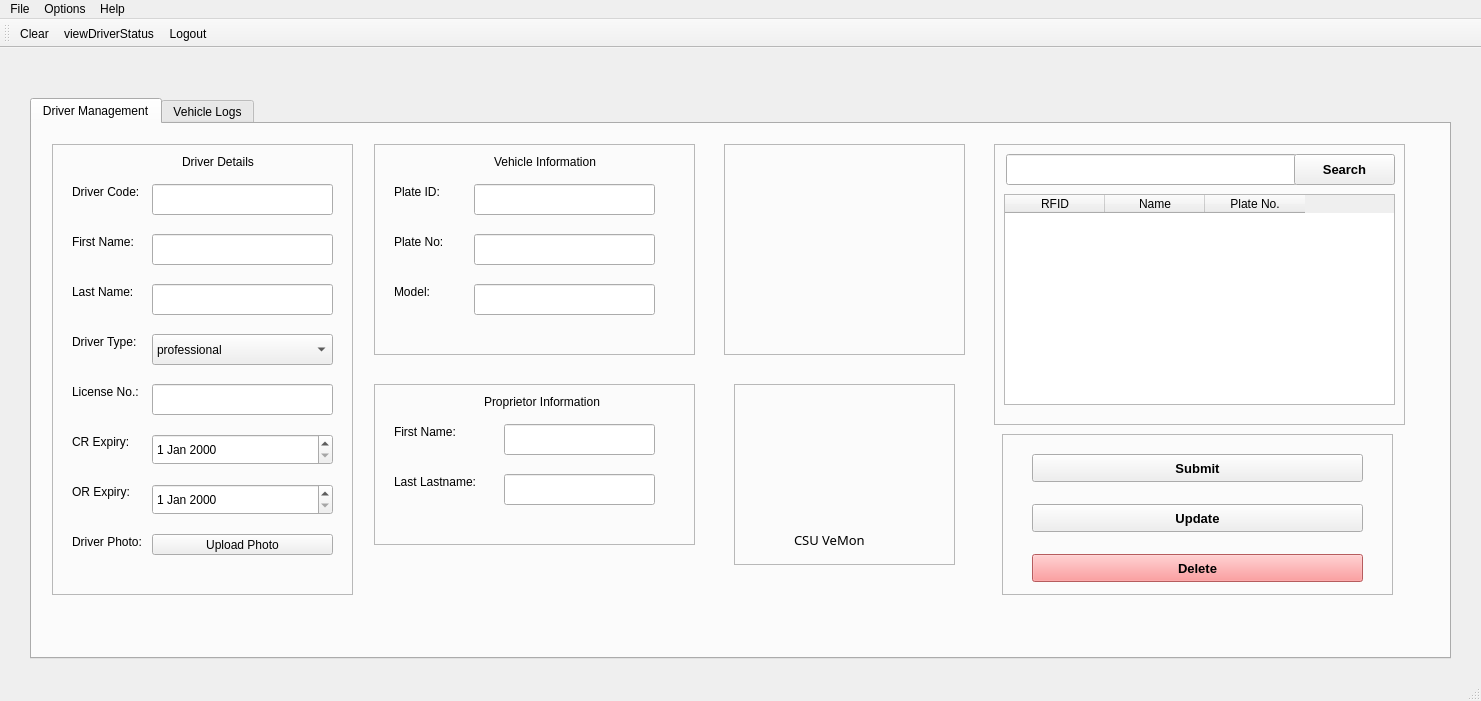
AlienWolfX/CSU-RFID-PYQT6, file ui/AdminMain.ui: the form before one commit.
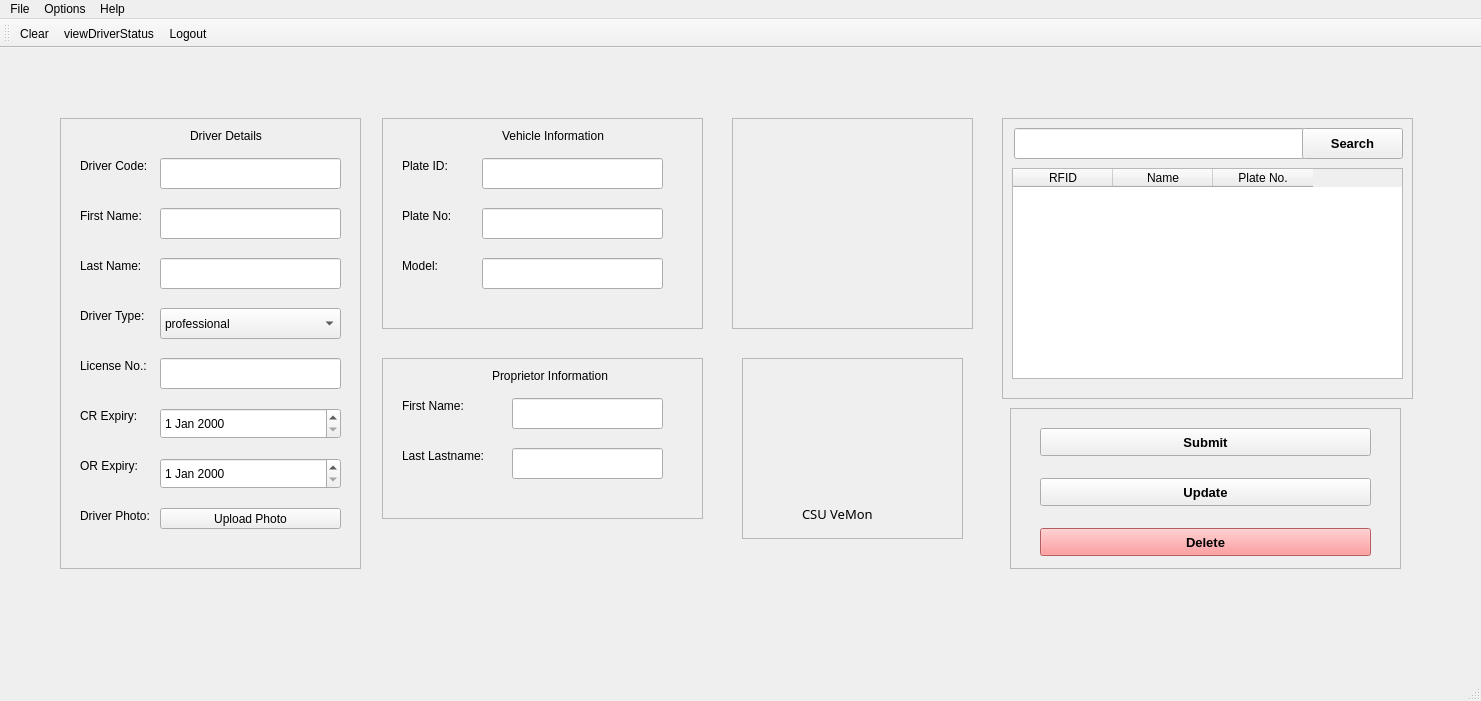
The form after the commit. Icons and pictures are not drawn.

Commit message: ✨feature: add date filtering for log exports and implement date picker dialog

```diff
--- a/ui/AdminMain.ui
+++ b/ui/AdminMain.ui
@@ -18,229 +18,51 @@
     <normaloff>../images/csuLogo.png</normaloff>../images/csuLogo.png</iconset>
   </property>
   <widget class="QWidget" name="centralwidget">
-   <widget class="QTabWidget" name="adminTabWidget">
+   <widget class="QFrame" name="frameCSU">
     <property name="geometry">
      <rect>
-      <x>30</x>
-      <y>50</y>
-      <width>1421</width>
-      <height>561</height>
-     </rect>
-    </property>
-    <property name="autoFillBackground">
-     <bool>false</bool>
-    </property>
-    <property name="currentIndex">
-     <number>0</number>
-    </property>
-    <widget class="QWidget" name="DriverMangement">
-     <attribute name="title">
-      <string>Driver Management</string>
-     </attribute>
-     <widget class="QFrame" name="functions">
-      <property name="geometry">
-       <rect>
-        <x>970</x>
+      <x>742</x>
         <y>310</y>
-        <width>391</width>
-        <height>161</height>
-       </rect>
-      </property>
-      <property name="styleSheet">
-       <string notr="true"/>
-      </property>
+      <width>221</width>
+      <height>181</height>
+     </rect>
+    </property>
       <property name="frameShape">
        <enum>QFrame::StyledPanel</enum>
       </property>
       <property name="frameShadow">
        <enum>QFrame::Raised</enum>
       </property>
-      <widget class="QPushButton" name="submitButton">
+    <widget class="QLabel" name="csuLabel">
        <property name="geometry">
         <rect>
-         <x>30</x>
-         <y>20</y>
-         <width>331</width>
-         <height>28</height>
-        </rect>
-       </property>
-       <property name="font">
-        <font>
-         <pointsize>10</pointsize>
-         <weight>75</weight>
-         <bold>true</bold>
-        </font>
-       </property>
-       <property name="styleSheet">
-        <string notr="true"/>
-       </property>
-       <property name="text">
-        <string>Submit</string>
-       </property>
-       <property name="icon">
-        <iconset>
-         <normaloff>../images/submit.svg</normaloff>../images/submit.svg</iconset>
-       </property>
-      </widget>
-      <widget class="QPushButton" name="updateButton">
-       <property name="geometry">
-        <rect>
-         <x>30</x>
-         <y>70</y>
-         <width>331</width>
-         <height>28</height>
-        </rect>
-       </property>
-       <property name="font">
-        <font>
-         <pointsize>10</pointsize>
-         <weight>75</weight>
-         <bold>true</bold>
-        </font>
-       </property>
-       <property name="styleSheet">
-        <string notr="true"/>
-       </property>
-       <property name="text">
-        <string>Update</string>
-       </property>
-       <property name="icon">
-        <iconset>
-         <normaloff>../images/update.svg</normaloff>../images/update.svg</iconset>
-       </property>
-      </widget>
-      <widget class="QPushButton" name="deleteButton">
-       <property name="geometry">
-        <rect>
-         <x>30</x>
-         <y>120</y>
-         <width>331</width>
-         <height>28</height>
-        </rect>
-       </property>
-       <property name="font">
-        <font>
-         <pointsize>10</pointsize>
-         <weight>75</weight>
-         <bold>true</bold>
-        </font>
-       </property>
-       <property name="styleSheet">
-        <string notr="true">background-color: #ff8183;</string>
-       </property>
-       <property name="text">
-        <string>Delete</string>
-       </property>
-       <property name="icon">
-        <iconset>
-         <normaloff>../images/delete.svg</normaloff>../images/delete.svg</iconset>
-       </property>
-      </widget>
-     </widget>
-     <widget class="QFrame" name="frame">
-      <property name="geometry">
-       <rect>
-        <x>962</x>
-        <y>20</y>
-        <width>411</width>
-        <height>281</height>
-       </rect>
-      </property>
-      <property name="frameShape">
-       <enum>QFrame::StyledPanel</enum>
-      </property>
-      <property name="frameShadow">
-       <enum>QFrame::Raised</enum>
-      </property>
-      <widget class="QLineEdit" name="searchValue">
-       <property name="geometry">
-        <rect>
-         <x>12</x>
-         <y>10</y>
-         <width>291</width>
-         <height>31</height>
-        </rect>
-       </property>
-      </widget>
-      <widget class="QTableWidget" name="detailsTable">
-       <property name="geometry">
-        <rect>
-         <x>10</x>
-         <y>50</y>
-         <width>391</width>
-         <height>211</height>
-        </rect>
-       </property>
-       <property name="editTriggers">
-        <set>QAbstractItemView::NoEditTriggers</set>
-       </property>
-       <column>
-        <property name="text">
-         <string>RFID</string>
-        </property>
-       </column>
-       <column>
-        <property name="text">
-         <string>Name</string>
-        </property>
-       </column>
-       <column>
-        <property name="text">
-         <string>Plate No.</string>
-        </property>
-       </column>
-      </widget>
-      <widget class="QPushButton" name="searchButton">
-       <property name="geometry">
-        <rect>
-         <x>300</x>
-         <y>10</y>
+       <x>60</x>
+       <y>140</y>
          <width>101</width>
          <height>31</height>
         </rect>
        </property>
        <property name="font">
         <font>
+       <family>MS Reference Sans Serif</family>
          <pointsize>10</pointsize>
-         <weight>75</weight>
-         <bold>true</bold>
-        </font>
-       </property>
-       <property name="styleSheet">
-        <string notr="true"/>
-       </property>
+      </font>
+     </property>
        <property name="text">
-        <string>Search</string>
-       </property>
-       <property name="icon">
-        <iconset>
-         <normaloff>../images/search.svg</normaloff>../images/search.svg</iconset>
-       </property>
-      </widget>
-     </widget>
-     <widget class="QFrame" name="framePicture">
+      <string>CSU VeMon</string>
+     </property>
+    </widget>
+    <widget class="QLabel" name="csuLogo">
       <property name="geometry">
        <rect>
-        <x>692</x>
+       <x>50</x>
         <y>20</y>
-        <width>241</width>
-        <height>211</height>
-       </rect>
-      </property>
-      <property name="frameShape">
-       <enum>QFrame::StyledPanel</enum>
-      </property>
-      <property name="frameShadow">
-       <enum>QFrame::Raised</enum>
-      </property>
-      <widget class="QLabel" name="userPhoto">
-       <property name="geometry">
-        <rect>
-         <x>20</x>
-         <y>20</y>
-         <width>201</width>
-         <height>171</height>
-        </rect>
+       <width>121</width>
+       <height>121</height>
+      </rect>
+     </property>
+     <property name="lineWidth">
+      <number>0</number>
        </property>
        <property name="text">
         <string/>
@@ -256,8 +78,8 @@
       </property>
       <property name="geometry">
        <rect>
-        <x>20</x>
-        <y>20</y>
+      <x>60</x>
+      <y>70</y>
         <width>301</width>
         <height>451</height>
        </rect>
@@ -484,14 +306,95 @@
        </item>
       </widget>
      </widget>
+   <widget class="QFrame" name="frame">
+    <property name="geometry">
+     <rect>
+      <x>1002</x>
+      <y>70</y>
+      <width>411</width>
+      <height>281</height>
+     </rect>
+    </property>
+    <property name="frameShape">
+     <enum>QFrame::StyledPanel</enum>
+    </property>
+    <property name="frameShadow">
+     <enum>QFrame::Raised</enum>
+    </property>
+    <widget class="QLineEdit" name="searchValue">
+     <property name="geometry">
+      <rect>
+       <x>12</x>
+       <y>10</y>
+       <width>291</width>
+       <height>31</height>
+      </rect>
+     </property>
+    </widget>
+    <widget class="QTableWidget" name="detailsTable">
+     <property name="geometry">
+      <rect>
+       <x>10</x>
+       <y>50</y>
+       <width>391</width>
+       <height>211</height>
+      </rect>
+     </property>
+     <property name="editTriggers">
+      <set>QAbstractItemView::NoEditTriggers</set>
+     </property>
+     <column>
+      <property name="text">
+       <string>RFID</string>
+      </property>
+     </column>
+     <column>
+      <property name="text">
+       <string>Name</string>
+      </property>
+     </column>
+     <column>
+      <property name="text">
+       <string>Plate No.</string>
+      </property>
+     </column>
+    </widget>
+    <widget class="QPushButton" name="searchButton">
+     <property name="geometry">
+      <rect>
+       <x>300</x>
+       <y>10</y>
+       <width>101</width>
+       <height>31</height>
+      </rect>
+     </property>
+     <property name="font">
+      <font>
+       <pointsize>10</pointsize>
+       <weight>75</weight>
+       <bold>true</bold>
+      </font>
+     </property>
+     <property name="styleSheet">
+      <string notr="true"/>
+     </property>
+     <property name="text">
+      <string>Search</string>
+     </property>
+     <property name="icon">
+      <iconset>
+       <normaloff>../images/search.svg</normaloff>../images/search.svg</iconset>
+     </property>
+    </widget>
+   </widget>
      <widget class="QFrame" name="frameInfo_2">
       <property name="enabled">
        <bool>true</bool>
       </property>
       <property name="geometry">
        <rect>
-        <x>342</x>
-        <y>20</y>
+      <x>382</x>
+      <y>70</y>
         <width>321</width>
         <height>211</height>
        </rect>
@@ -585,71 +488,14 @@
        </property>
       </widget>
      </widget>
-     <widget class="QFrame" name="frameCSU">
-      <property name="geometry">
-       <rect>
-        <x>702</x>
-        <y>260</y>
-        <width>221</width>
-        <height>181</height>
-       </rect>
-      </property>
-      <property name="frameShape">
-       <enum>QFrame::StyledPanel</enum>
-      </property>
-      <property name="frameShadow">
-       <enum>QFrame::Raised</enum>
-      </property>
-      <widget class="QLabel" name="csuLabel">
-       <property name="geometry">
-        <rect>
-         <x>60</x>
-         <y>140</y>
-         <width>101</width>
-         <height>31</height>
-        </rect>
-       </property>
-       <property name="font">
-        <font>
-         <family>MS Reference Sans Serif</family>
-         <pointsize>10</pointsize>
-        </font>
-       </property>
-       <property name="text">
-        <string>CSU VeMon</string>
-       </property>
-      </widget>
-      <widget class="QLabel" name="csuLogo">
-       <property name="geometry">
-        <rect>
-         <x>50</x>
-         <y>20</y>
-         <width>121</width>
-         <height>121</height>
-        </rect>
-       </property>
-       <property name="lineWidth">
-        <number>0</number>
-       </property>
-       <property name="text">
-        <string/>
-       </property>
-       <property name="pixmap">
-        <pixmap>../images/csuLogo.png</pixmap>
-       </property>
-       <property name="scaledContents">
-        <bool>true</bool>
-       </property>
-      </widget>
-     </widget>
      <widget class="QFrame" name="frameInfo_3">
       <property name="enabled">
        <bool>true</bool>
       </property>
       <property name="geometry">
        <rect>
-        <x>342</x>
-        <y>260</y>
+      <x>382</x>
+      <y>310</y>
         <width>321</width>
         <height>161</height>
        </rect>
@@ -720,18 +566,136 @@
        </property>
       </widget>
      </widget>
-     <zorder>functions</zorder>
-     <zorder>frame</zorder>
-     <zorder>framePicture</zorder>
-     <zorder>frameInfo</zorder>
-     <zorder>frameCSU</zorder>
-     <zorder>frameInfo_3</zorder>
-     <zorder>frameInfo_2</zorder>
+   <widget class="QFrame" name="framePicture">
+    <property name="geometry">
+     <rect>
+      <x>732</x>
+      <y>70</y>
+      <width>241</width>
+      <height>211</height>
+     </rect>
+    </property>
+    <property name="frameShape">
+     <enum>QFrame::StyledPanel</enum>
+    </property>
+    <property name="frameShadow">
+     <enum>QFrame::Raised</enum>
+    </property>
+    <widget class="QLabel" name="userPhoto">
+     <property name="geometry">
+      <rect>
+       <x>20</x>
+       <y>20</y>
+       <width>201</width>
+       <height>171</height>
+      </rect>
+     </property>
+     <property name="text">
+      <string/>
+     </property>
+     <property name="scaledContents">
+      <bool>true</bool>
+     </property>
     </widget>
-    <widget class="QWidget" name="tab_2">
-     <attribute name="title">
-      <string>Vehicle Logs</string>
-     </attribute>
+   </widget>
+   <widget class="QFrame" name="functions">
+    <property name="geometry">
+     <rect>
+      <x>1010</x>
+      <y>360</y>
+      <width>391</width>
+      <height>161</height>
+     </rect>
+    </property>
+    <property name="styleSheet">
+     <string notr="true"/>
+    </property>
+    <property name="frameShape">
+     <enum>QFrame::StyledPanel</enum>
+    </property>
+    <property name="frameShadow">
+     <enum>QFrame::Raised</enum>
+    </property>
+    <widget class="QPushButton" name="submitButton">
+     <property name="geometry">
+      <rect>
+       <x>30</x>
+       <y>20</y>
+       <width>331</width>
+       <height>28</height>
+      </rect>
+     </property>
+     <property name="font">
+      <font>
+       <pointsize>10</pointsize>
+       <weight>75</weight>
+       <bold>true</bold>
+      </font>
+     </property>
+     <property name="styleSheet">
+      <string notr="true"/>
+     </property>
+     <property name="text">
+      <string>Submit</string>
+     </property>
+     <property name="icon">
+      <iconset>
+       <normaloff>../images/submit.svg</normaloff>../images/submit.svg</iconset>
+     </property>
+    </widget>
+    <widget class="QPushButton" name="updateButton">
+     <property name="geometry">
+      <rect>
+       <x>30</x>
+       <y>70</y>
+       <width>331</width>
+       <height>28</height>
+      </rect>
+     </property>
+     <property name="font">
+      <font>
+       <pointsize>10</pointsize>
+       <weight>75</weight>
+       <bold>true</bold>
+      </font>
+     </property>
+     <property name="styleSheet">
+      <string notr="true"/>
+     </property>
+     <property name="text">
+      <string>Update</string>
+     </property>
+     <property name="icon">
+      <iconset>
+       <normaloff>../images/update.svg</normaloff>../images/update.svg</iconset>
+     </property>
+    </widget>
+    <widget class="QPushButton" name="deleteButton">
+     <property name="geometry">
+      <rect>
+       <x>30</x>
+       <y>120</y>
+       <width>331</width>
+       <height>28</height>
+      </rect>
+     </property>
+     <property name="font">
+      <font>
+       <pointsize>10</pointsize>
+       <weight>75</weight>
+       <bold>true</bold>
+      </font>
+     </property>
+     <property name="styleSheet">
+      <string notr="true">background-color: #ff8183;</string>
+     </property>
+     <property name="text">
+      <string>Delete</string>
+     </property>
+     <property name="icon">
+      <iconset>
+       <normaloff>../images/delete.svg</normaloff>../images/delete.svg</iconset>
+     </property>
     </widget>
    </widget>
   </widget>
```
Left out of the diff: 5 changed lines with no effect on the pictures. Lines whose indentation alone changed are shown as unchanged. The commit also changes 3 other files.
